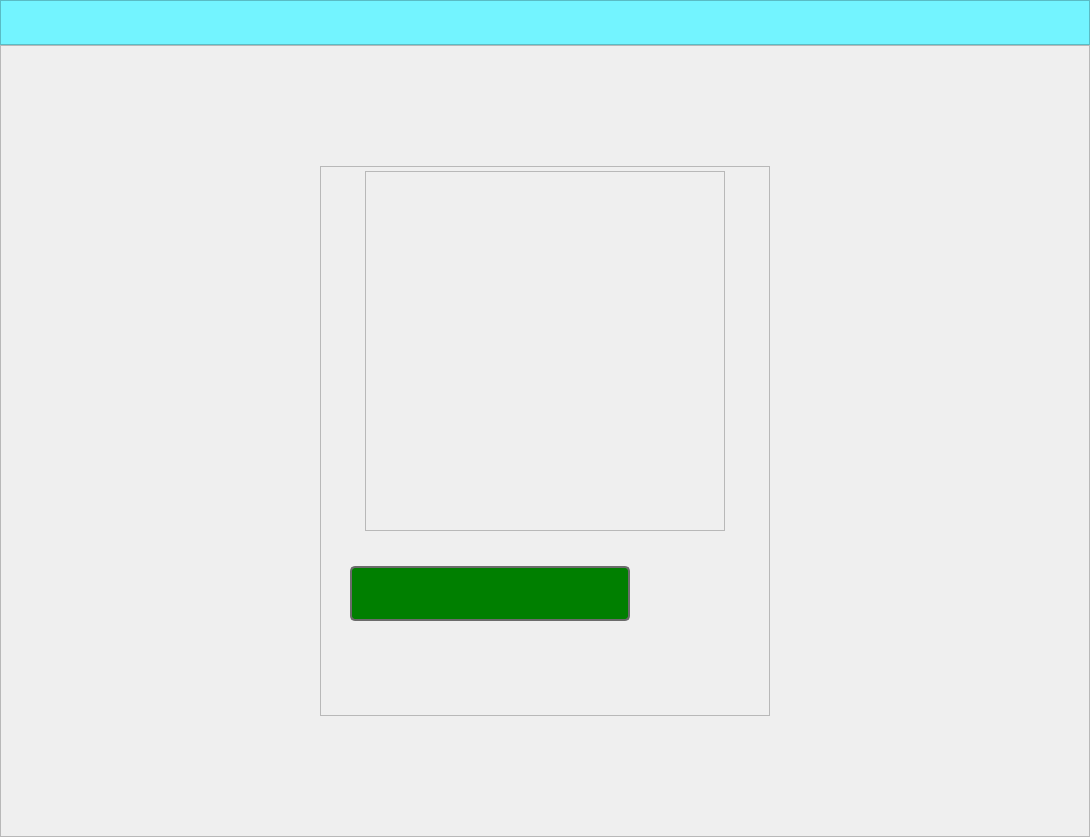
Above: App/Desenvolvimento/teste atividade/Teste_atv.ui from wesleyrodrigues/TCC before the change. Below: the same form after it.
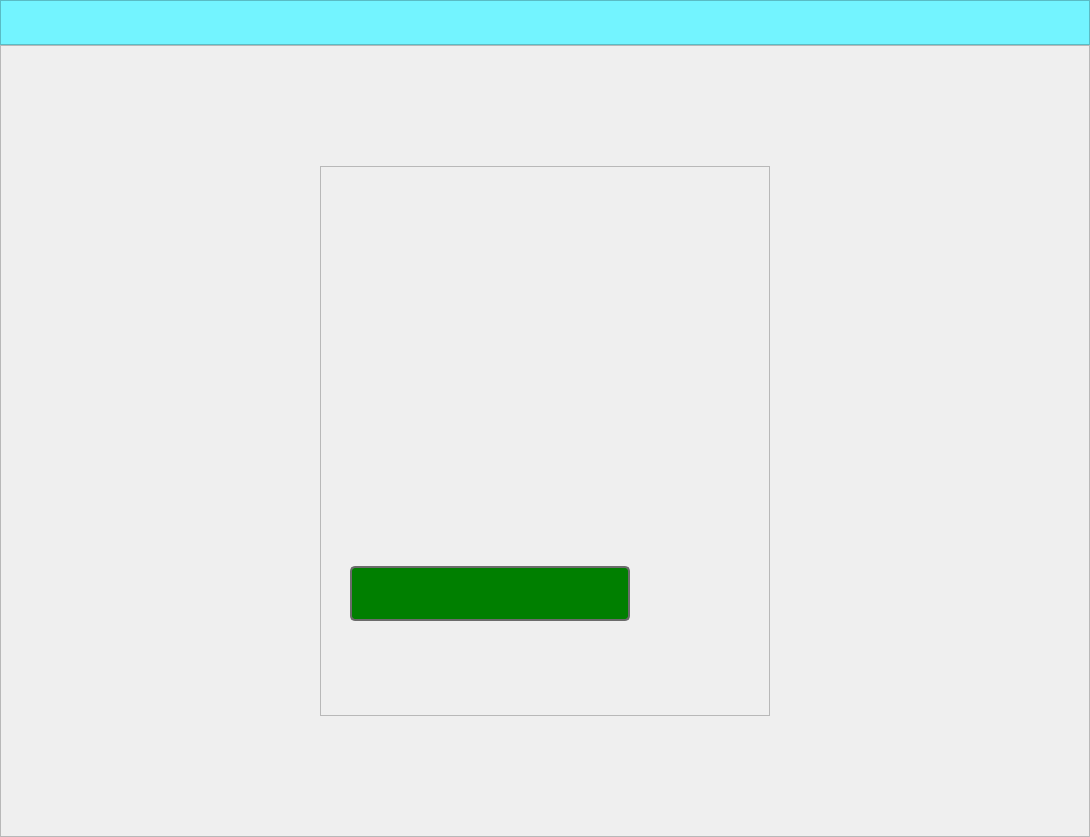
That is the form after the change. Icons and pictures are not drawn.

Commit message: Imagem atividade em label

The edit to the form file:
```diff
--- a/App/Desenvolvimento/teste atividade/Teste_atv.ui
+++ b/App/Desenvolvimento/teste atividade/Teste_atv.ui
@@ -83,33 +83,6 @@
          <property name="frameShadow">
           <enum>QFrame::Raised</enum>
          </property>
-         <widget class="QFrame" name="frame_4">
-          <property name="geometry">
-           <rect>
-            <x>45</x>
-            <y>5</y>
-            <width>360</width>
-            <height>360</height>
-           </rect>
-          </property>
-          <property name="maximumSize">
-           <size>
-            <width>360</width>
-            <height>360</height>
-           </size>
-          </property>
-          <property name="styleSheet">
-           <string notr="true">background-image: url(:/atvimg/ARVORE.png);
-background-repeat: no-repeat;
-background-position: center;</string>
-          </property>
-          <property name="frameShape">
-           <enum>QFrame::StyledPanel</enum>
-          </property>
-          <property name="frameShadow">
-           <enum>QFrame::Raised</enum>
-          </property>
-         </widget>
          <widget class="QLineEdit" name="lineEdit">
           <property name="geometry">
            <rect>
@@ -156,6 +129,28 @@
            <string/>
           </property>
          </widget>
+         <widget class="QLabel" name="label">
+          <property name="geometry">
+           <rect>
+            <x>45</x>
+            <y>20</y>
+            <width>360</width>
+            <height>360</height>
+           </rect>
+          </property>
+          <property name="maximumSize">
+           <size>
+            <width>360</width>
+            <height>360</height>
+           </size>
+          </property>
+          <property name="text">
+           <string/>
+          </property>
+          <property name="pixmap">
+           <pixmap resource="file_img.qrc">:/atvimg/ARVORE.png</pixmap>
+          </property>
+         </widget>
         </widget>
        </item>
       </layout>
```
